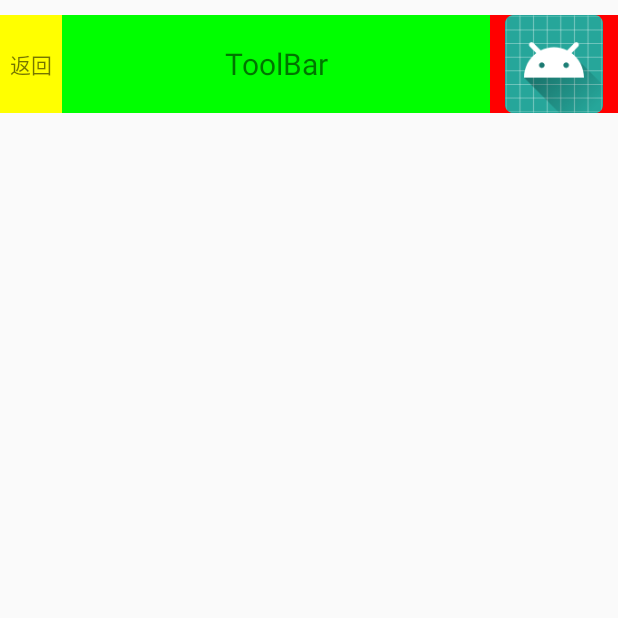
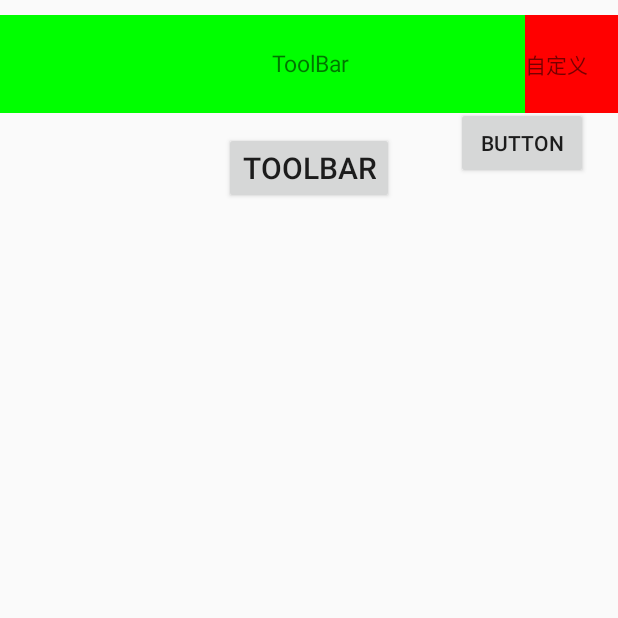
Before and after one commit to Gaojianan2016/ToolBar, an Android app: the screen it shows after launch (MainActivity), on a phone screen of 412 x 824 dp, the top half of it. Run offline under Robolectric (Android 15) with nearby library versions, the phone set to English and light mode, and no system bars.

Commit message:
新增多个属性，比较容易控制titlebar 并且设置中间布局保存居中

```diff
--- a/app/src/main/java/com/gjn/toolbar/MainActivity.java
+++ b/app/src/main/java/com/gjn/toolbar/MainActivity.java
@@ -3,8 +3,6 @@ package com.gjn.toolbar;
 import android.graphics.Color;
 import android.os.Bundle;
 import android.support.v7.app.AppCompatActivity;
-import android.view.View;
-import android.widget.TextView;
 
 import com.gjn.toolbarlibrary.TitleBar;
 import com.gjn.toolbarlibrary.ToolBar;
@@ -24,29 +22,8 @@ public class MainActivity extends AppCompatActivity {
 
         bar2 = findViewById(R.id.bar2);
 
-        TextView title = bar2.getCenterView();
-        title.setTextSize(20);
-
-        bar2.getLeftView().setBackgroundColor(Color.YELLOW);
         bar2.getCenterView().setBackgroundColor(Color.GREEN);
         bar2.getRightView().setBackgroundColor(Color.RED);
 
-        bar2.getLeftView().setPadding(10,0,10,0);
-        bar2.getRightView().setPadding(10,0,10,0);
-
-        bar2.getRightView().setOnClickListener(new View.OnClickListener() {
-            @Override
-            public void onClick(View v) {
-                bar2.setPaddingTopBar(true);
-            }
-        });
-
-        bar2.getLeftView().setOnClickListener(new View.OnClickListener() {
-            @Override
-            public void onClick(View v) {
-                bar2.setPaddingTopBar(false);
-            }
-        });
-
     }
 }
--- a/app/src/main/res/layout/activity_main.xml
+++ b/app/src/main/res/layout/activity_main.xml
@@ -22,12 +22,41 @@
         android:layout_height="75dp"
         android:paddingTop="10dp"
         app:title="@string/app_name"
-        app:leftText="返回"
         app:rightText="自定义"
-        app:rightImage="@mipmap/ic_launcher"
+        app:titleTextSize="10sp"
+        app:right_paddingRight="20dp"
         app:layout_constraintEnd_toEndOf="parent"
         app:layout_constraintStart_toStartOf="parent"
         app:layout_constraintTop_toBottomOf="@+id/bar" />
 
+    <Button
+        android:id="@+id/button"
+        android:layout_width="wrap_content"
+        android:layout_height="wrap_content"
+        android:layout_marginBottom="8dp"
+        android:layout_marginEnd="8dp"
+        android:layout_marginStart="8dp"
+        android:layout_marginTop="8dp"
+        android:text="ToolBar"
+        android:textSize="20sp"
+        app:layout_constraintBottom_toBottomOf="parent"
+        app:layout_constraintEnd_toEndOf="parent"
+        app:layout_constraintStart_toStartOf="parent"
+        app:layout_constraintTop_toTopOf="parent"
+        app:layout_constraintVertical_bias="0.105" />
+
+    <Button
+        android:id="@+id/button2"
+        android:layout_width="wrap_content"
+        android:layout_height="wrap_content"
+        android:layout_marginBottom="8dp"
+        android:layout_marginEnd="20dp"
+        android:layout_marginTop="8dp"
+        android:text="Button"
+        app:layout_constraintBottom_toBottomOf="parent"
+        app:layout_constraintEnd_toEndOf="parent"
+        app:layout_constraintTop_toTopOf="parent"
+        app:layout_constraintVertical_bias="0.083" />
+
 
 </android.support.constraint.ConstraintLayout>
--- a/toolbarlibrary/src/main/java/com/gjn/toolbarlibrary/TitleBar.java
+++ b/toolbarlibrary/src/main/java/com/gjn/toolbarlibrary/TitleBar.java
@@ -23,6 +23,17 @@ public class TitleBar extends ToolBar {
     private int leftImage;
     private int rightImage;
 
+    private int titleTextColor;
+    private int leftTextColor;
+    private int rightTextColor;
+
+    private int titleTextSize;
+    private int leftTextSize;
+    private int rightTextSize;
+
+    private int left_paddingLeft;
+    private int right_paddingRight;
+
     public TitleBar(@NonNull Context context) {
         this(context, null);
     }
@@ -35,11 +46,23 @@ public class TitleBar extends ToolBar {
         super(context, attrs, defStyleAttr);
         if (attrs != null) {
             TypedArray ta = context.obtainStyledAttributes(attrs, R.styleable.TitleBar, defStyleAttr, 0);
+
             title = ta.getString(R.styleable.TitleBar_title);
             leftText = ta.getString(R.styleable.TitleBar_leftText);
             rightText = ta.getString(R.styleable.TitleBar_rightText);
             leftImage = ta.getResourceId(R.styleable.TitleBar_leftImage, -1);
             rightImage = ta.getResourceId(R.styleable.TitleBar_rightImage, -1);
+
+            titleTextColor = ta.getColor(R.styleable.TitleBar_titleTextColor, -1);
+            leftTextColor = ta.getColor(R.styleable.TitleBar_leftTextColor, -1);
+            rightTextColor = ta.getColor(R.styleable.TitleBar_rightTextColor, -1);
+
+            titleTextSize = (int) ta.getDimension(R.styleable.TitleBar_titleTextSize, -1);
+            leftTextSize = (int) ta.getDimension(R.styleable.TitleBar_leftTextSize, -1);
+            rightTextSize = (int) ta.getDimension(R.styleable.TitleBar_rightTextSize, -1);
+
+            left_paddingLeft = (int) ta.getDimension(R.styleable.TitleBar_left_paddingLeft, 0);
+            right_paddingRight = (int) ta.getDimension(R.styleable.TitleBar_right_paddingRight, 0);
             ta.recycle();
         }
         init();
@@ -52,18 +75,36 @@ public class TitleBar extends ToolBar {
         if (!TextUtils.isEmpty(title)) {
             TextView center = new TextView(getContext());
             center.setText(title);
+            if (titleTextColor != -1) {
+                center.setTextColor(titleTextColor);
+            }
+            if (titleTextSize != -1) {
+                center.setTextSize(titleTextSize);
+            }
             center.setGravity(Gravity.CENTER);
             CenterView = center;
         }
         if (!TextUtils.isEmpty(leftText)) {
             TextView left = new TextView(getContext());
             left.setText(leftText);
+            if (leftTextColor != -1) {
+                left.setTextColor(leftTextColor);
+            }
+            if (leftTextSize != -1) {
+                left.setTextSize(leftTextSize);
+            }
             left.setGravity(Gravity.CENTER);
             LeftView = left;
         }
         if (!TextUtils.isEmpty(rightText)) {
             TextView right = new TextView(getContext());
             right.setText(rightText);
+            if (rightTextColor != -1) {
+                right.setTextColor(rightTextColor);
+            }
+            if (rightTextSize != -1) {
+                right.setTextSize(rightTextSize);
+            }
             right.setGravity(Gravity.CENTER);
             RightView = right;
         }
@@ -77,5 +118,17 @@ public class TitleBar extends ToolBar {
             right.setImageResource(rightImage);
             RightView = right;
         }
+
+        if (left_paddingLeft > 0) {
+            if (LeftView != null) {
+                LeftView.setPadding((int) left_paddingLeft, 0, 0, 0);
+            }
+        }
+
+        if (right_paddingRight > 0) {
+            if (RightView != null) {
+                RightView.setPadding(0, 0, (int) right_paddingRight, 0);
+            }
+        }
     }
 }
--- a/toolbarlibrary/src/main/java/com/gjn/toolbarlibrary/ToolBar.java
+++ b/toolbarlibrary/src/main/java/com/gjn/toolbarlibrary/ToolBar.java
@@ -102,6 +102,30 @@ public class ToolBar extends LinearLayout {
         } else {
             setPadding(left, defaultTop, right, bottom);
         }
+
+        if (getChildCount() == 2) {
+            if (CenterView != null) {
+                if (LeftView != null) {
+                    LeftView.measure(0, 0);
+                    int w = LeftView.getMeasuredWidth();
+                    CenterView.setPadding(0, 0, w, 0);
+                } else {
+                    RightView.measure(0, 0);
+                    int w = RightView.getMeasuredWidth();
+                    CenterView.setPadding(w, 0, 0, 0);
+                }
+            }
+        } else if (getChildCount() == 3) {
+            LeftView.measure(0, 0);
+            RightView.measure(0, 0);
+            int lw = LeftView.getMeasuredWidth();
+            int rw = RightView.getMeasuredWidth();
+            if (lw - rw > 0) {
+                CenterView.setPadding(0, 0, lw - rw, 0);
+            } else {
+                CenterView.setPadding(rw - lw, 0, 0, 0);
+            }
+        }
     }
 
     private int getBarHeight() {
@@ -134,24 +158,19 @@ public class ToolBar extends LinearLayout {
         return (T) LeftView;
     }
 
-    public void setLeftView(View view) {
-        LeftView = view;
-        create();
-    }
-
     public void setLeftView(int id) {
         leftId = id;
         LeftView = createViewById(leftId);
         create();
     }
 
+    public void setLeftView(View view) {
+        LeftView = view;
+        create();
+    }
+
     public <T extends View> T getCenterView() {
         return (T) CenterView;
-    }
-
-    public void setCenterView(View view) {
-        CenterView = view;
-        create();
     }
 
     public void setCenterView(int id) {
@@ -160,18 +179,23 @@ public class ToolBar extends LinearLayout {
         create();
     }
 
+    public void setCenterView(View view) {
+        CenterView = view;
+        create();
+    }
+
     public <T extends View> T getRightView() {
         return (T) RightView;
-    }
-
-    public void setRightView(View view) {
-        RightView = view;
-        create();
     }
 
     public void setRightView(int id) {
         rightId = id;
         RightView = createViewById(rightId);
+        create();
+    }
+
+    public void setRightView(View view) {
+        RightView = view;
         create();
     }
 
```
Also changed, not shown: toolbarlibrary/src/main/res/values/attrs.xml (+8 -0 lines), 1 other file.
